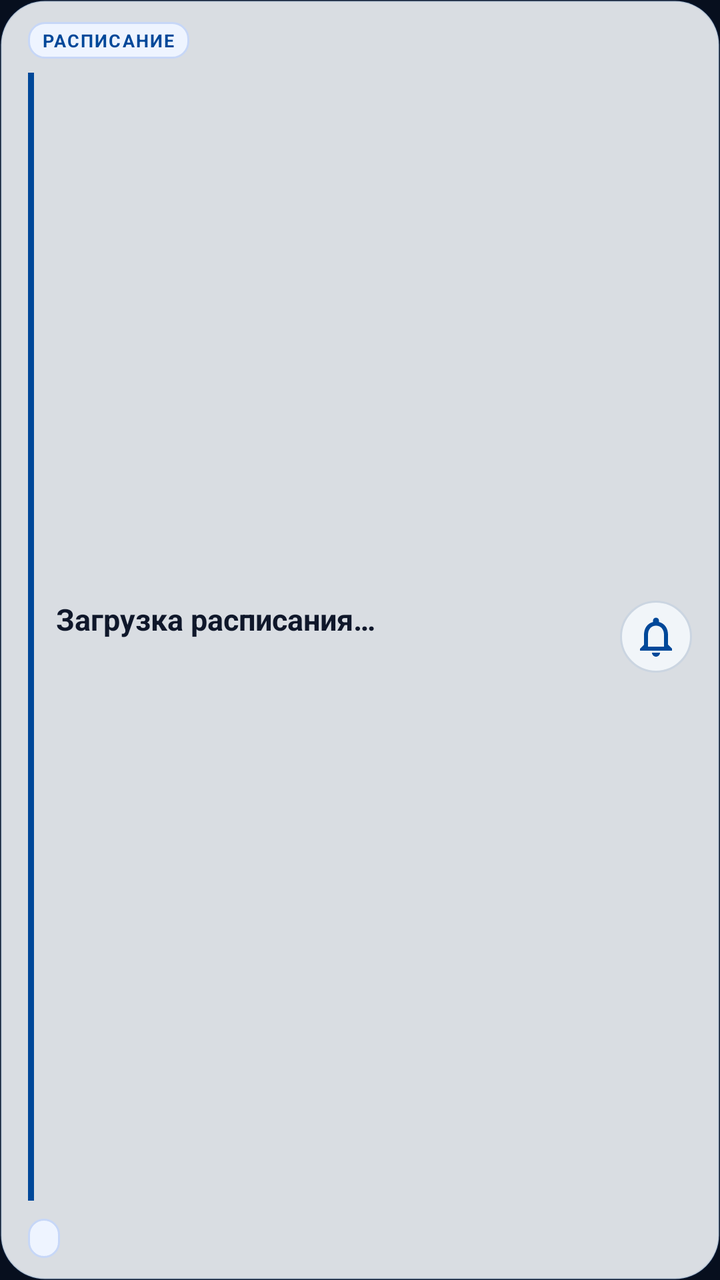
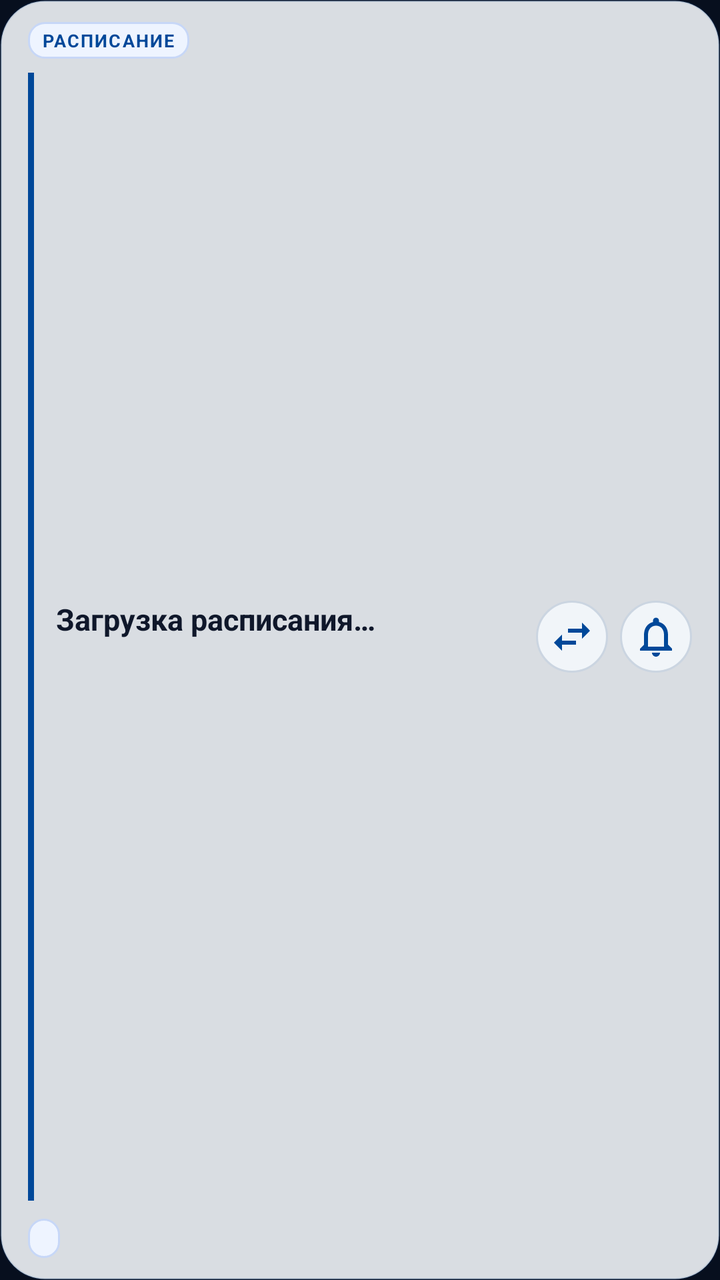

Screens rendered from an Android XML layout before and after an edit, with the pre-edit source and the edit as a unified diff.
<!-- AndroidManifest.xml: application theme Theme.RIATTDIU -->
<!-- res/layout/widget_schedule_light.xml -->
<?xml version="1.0" encoding="utf-8"?>
<LinearLayout xmlns:android="http://schemas.android.com/apk/res/android"
    android:id="@+id/widgetRoot"
    android:layout_width="match_parent"
    android:layout_height="match_parent"
    android:orientation="vertical"
    android:background="@drawable/bg_widget_glass_light"
    android:padding="0dp">

    
    <LinearLayout
        android:layout_width="match_parent"
        android:layout_height="wrap_content"
        android:orientation="horizontal"
        android:gravity="center_vertical"
        android:paddingStart="14dp"
        android:paddingEnd="14dp"
        android:paddingTop="11dp"
        android:paddingBottom="7dp">

        <TextView
            android:id="@+id/tvWidgetStatusTag"
            android:layout_width="wrap_content"
            android:layout_height="wrap_content"
            android:text="РАСПИСАНИЕ"
            android:textColor="#004899"
            android:textSize="9sp"
            android:textStyle="bold"
            android:letterSpacing="0.08"
            android:background="@drawable/bg_widget_tag_light"
            android:paddingLeft="7dp"
            android:paddingRight="7dp"
            android:paddingTop="3dp"
            android:paddingBottom="3dp" />

        <FrameLayout
            android:layout_width="0dp"
            android:layout_height="1dp"
            android:layout_weight="1" />

        <TextView
            android:id="@+id/tvWidgetTime"
            android:layout_width="wrap_content"
            android:layout_height="wrap_content"
            android:text=""
            android:textColor="#475569"
            android:textSize="11sp" />
    </LinearLayout>

    
    <LinearLayout
        android:layout_width="match_parent"
        android:layout_height="0dp"
        android:layout_weight="1"
        android:orientation="horizontal"
        android:gravity="center_vertical"
        android:paddingStart="14dp"
        android:paddingEnd="14dp"
        android:paddingBottom="4dp">

        <FrameLayout
            android:layout_width="3dp"
            android:layout_height="match_parent"
            android:layout_marginEnd="11dp"
            android:background="#004899" />

        <LinearLayout
            android:layout_width="0dp"
            android:layout_height="wrap_content"
            android:layout_weight="1"
            android:layout_gravity="center_vertical"
            android:orientation="vertical">

            <TextView
                android:id="@+id/tvWidgetSubject"
                android:layout_width="match_parent"
                android:layout_height="wrap_content"
                android:text="Загрузка расписания…"
                android:textColor="#0F172A"
                android:textSize="15sp"
                android:textStyle="bold"
                android:maxLines="2"
                android:ellipsize="end"
                android:layout_marginBottom="3dp" />

            <TextView
                android:id="@+id/tvWidgetDetails"
                android:layout_width="match_parent"
                android:layout_height="wrap_content"
                android:text=""
                android:textColor="#64748B"
                android:textSize="11sp"
                android:maxLines="1"
                android:ellipsize="end" />
        </LinearLayout>

        <ImageButton
            android:id="@+id/btnWidgetNotify"
            android:layout_width="36dp"
            android:layout_height="36dp"
            android:layout_gravity="center_vertical"
            android:layout_marginStart="8dp"
            android:background="@drawable/bg_widget_icon_btn_light"
            android:src="@drawable/ic_bell_subtle_blue"
            android:scaleType="centerInside"
            android:contentDescription="Настройка уведомлений" />
    </LinearLayout>

    
    <LinearLayout
        android:layout_width="match_parent"
        android:layout_height="wrap_content"
        android:orientation="horizontal"
        android:gravity="center_vertical"
        android:paddingStart="14dp"
        android:paddingEnd="14dp"
        android:paddingBottom="11dp"
        android:paddingTop="5dp">

        <TextView
            android:id="@+id/tvWidgetGroup"
            android:layout_width="wrap_content"
            android:layout_height="wrap_content"
            android:text=""
            android:textColor="#004899"
            android:textSize="10sp"
            android:textStyle="bold"
            android:background="@drawable/bg_widget_pill_light"
            android:paddingLeft="8dp"
            android:paddingRight="8dp"
            android:paddingTop="3dp"
            android:paddingBottom="3dp" />

        <FrameLayout
            android:layout_width="0dp"
            android:layout_height="1dp"
            android:layout_weight="1" />

        <TextView
            android:id="@+id/tvWidgetFooter"
            android:layout_width="wrap_content"
            android:layout_height="wrap_content"
            android:text=""
            android:textColor="#64748B"
            android:textSize="10sp"
            android:textStyle="bold" />
    </LinearLayout>

</LinearLayout>
<!-- resources referenced by this layout -->
<resources>
  <!-- drawable bg_widget_glass_light (drawable) -->
  <?xml version="1.0" encoding="utf-8"?>
  <shape xmlns:android="http://schemas.android.com/apk/res/android"
      android:shape="rectangle">
      <corners android:radius="22dp" />
      <solid android:color="#E6F0F4F8" />
      <stroke android:width="1dp" android:color="#22004899" />
  </shape>
  <!-- drawable bg_widget_icon_btn_light (drawable) -->
  <?xml version="1.0" encoding="utf-8"?>
  <shape xmlns:android="http://schemas.android.com/apk/res/android"
      android:shape="oval">
      <solid android:color="#F1F5F9" />
      <stroke android:width="1dp" android:color="#CBD5E1" />
  </shape>
  <!-- drawable bg_widget_pill_light (drawable) -->
  <?xml version="1.0" encoding="utf-8"?>
  <shape xmlns:android="http://schemas.android.com/apk/res/android"
      android:shape="rectangle">
      <corners android:radius="100dp" />
      <solid android:color="#EEF4FF" />
      <stroke android:width="1dp" android:color="#C7D7F7" />
  </shape>
  <!-- drawable bg_widget_tag_light (drawable) -->
  <?xml version="1.0" encoding="utf-8"?>
  <shape xmlns:android="http://schemas.android.com/apk/res/android"
      android:shape="rectangle">
      <corners android:radius="8dp" />
      <solid android:color="#EEF4FF" />
      <stroke android:width="1dp" android:color="#C7D7F7" />
  </shape>
  <!-- drawable ic_bell_subtle_blue (drawable) -->
  <vector xmlns:android="http://schemas.android.com/apk/res/android"
      android:width="24dp"
      android:height="24dp"
      android:viewportWidth="24"
      android:viewportHeight="24">
      <path
          android:fillColor="#004899"
          android:pathData="M12,22c1.1,0 2,-0.9 2,-2h-4c0,1.1 0.9,2 2,2zM18,16v-5c0,-3.07 -1.63,-5.64 -4.5,-6.32V4c0,-0.83 -0.67,-1.5 -1.5,-1.5s-1.5,0.67 -1.5,1.5v0.68C7.64,5.36 6,7.92 6,11v5l-2,2v1h16v-1l-2,-2zm-2,1H8v-6c0,-2.48 1.51,-4.5 4,-4.5s4,2.02 4,4.5v6z"/>
  </vector>
  <color name="primary">#004899</color>
  <color name="primary_dark">#002b5c</color>
  <color name="accent">#00e1d9</color>
  <color name="accent_dark">#00b8b2</color>
  <color name="surface_dark">#101d35</color>
  <color name="bg_dark">#070f1e</color>
  <style name="BottomNavStyle" parent="Widget.Material3.BottomNavigationView">
          <item name="android:background">@color/surface_dark</item>
          <item name="itemIconTint">@color/bottom_nav_icon_color</item>
          <item name="itemTextColor">@color/bottom_nav_icon_color</item>
          <item name="itemActiveIndicatorStyle">@style/BottomNavIndicator</item>
      </style>
  <style name="BottomNavIndicator" parent="Widget.Material3.BottomNavigationView.ActiveIndicator">
          <item name="android:color">#1a004899</item>
          <item name="shapeAppearance">@style/ShapeAppearance.Pill</item>
      </style>
  <style name="ShapeAppearance.Pill" parent="">
          <item name="cornerFamily">rounded</item>
          <item name="cornerSize">50%</item>
      </style>
  <!-- unchanged entries left out for length: 1 -->
</resources>

<!-- the commit's change to res/layout/widget_schedule_light.xml (unified diff, before → after) -->
@@ -95,11 +95,22 @@
         </LinearLayout>
 
         <ImageButton
+            android:id="@+id/btnWidgetMode"
+            android:layout_width="36dp"
+            android:layout_height="36dp"
+            android:layout_gravity="center_vertical"
+            android:layout_marginStart="6dp"
+            android:background="@drawable/bg_widget_icon_btn_light"
+            android:src="@drawable/ic_swap_blue"
+            android:scaleType="centerInside"
+            android:contentDescription="Переключить режим пары" />
+
+        <ImageButton
             android:id="@+id/btnWidgetNotify"
             android:layout_width="36dp"
             android:layout_height="36dp"
             android:layout_gravity="center_vertical"
-            android:layout_marginStart="8dp"
+            android:layout_marginStart="6dp"
             android:background="@drawable/bg_widget_icon_btn_light"
             android:src="@drawable/ic_bell_subtle_blue"
             android:scaleType="centerInside"
<!-- resource entries referenced after the edit -->
@@ -41,6 +41,16 @@
           android:fillColor="#004899"
           android:pathData="M12,22c1.1,0 2,-0.9 2,-2h-4c0,1.1 0.9,2 2,2zM18,16v-5c0,-3.07 -1.63,-5.64 -4.5,-6.32V4c0,-0.83 -0.67,-1.5 -1.5,-1.5s-1.5,0.67 -1.5,1.5v0.68C7.64,5.36 6,7.92 6,11v5l-2,2v1h16v-1l-2,-2zm-2,1H8v-6c0,-2.48 1.51,-4.5 4,-4.5s4,2.02 4,4.5v6z"/>
   </vector>
+  <!-- drawable ic_swap_blue (drawable) -->
+  <vector xmlns:android="http://schemas.android.com/apk/res/android"
+      android:width="24dp"
+      android:height="24dp"
+      android:viewportWidth="24"
+      android:viewportHeight="24">
+      <path
+          android:fillColor="#004899"
+          android:pathData="M6.99,11L3,15l3.99,4v-3H14v-2H6.99v-3zM21,9l-3.99,-4v3H10v2h7.01v3L21,9z"/>
+  </vector>
   <color name="primary">#004899</color>
   <color name="primary_dark">#002b5c</color>
   <color name="accent">#00e1d9</color>
